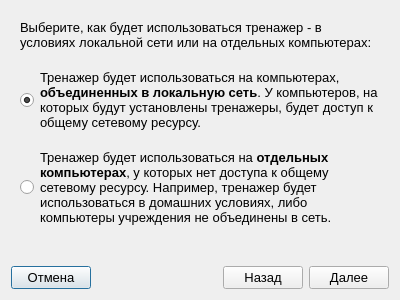
The window that control/trainingcreationwizard.ui (TheMrButcher/offline-mentor) describes before a commit, drawn with Qt 5.
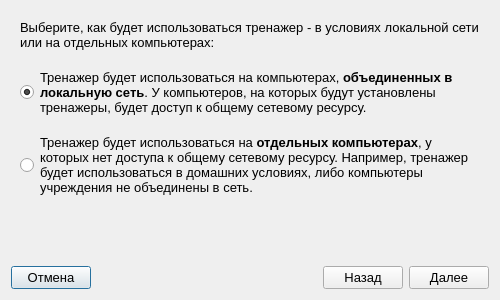
The same window after the commit. Icons and pictures are not drawn.

```diff
--- a/control/trainingcreationwizard.ui
+++ b/control/trainingcreationwizard.ui
@@ -6,19 +6,19 @@
    <rect>
     <x>0</x>
     <y>0</y>
-    <width>400</width>
+    <width>500</width>
     <height>300</height>
    </rect>
   </property>
   <property name="minimumSize">
    <size>
-    <width>400</width>
+    <width>500</width>
     <height>300</height>
    </size>
   </property>
   <property name="maximumSize">
    <size>
-    <width>400</width>
+    <width>500</width>
     <height>300</height>
    </size>
   </property>
```
